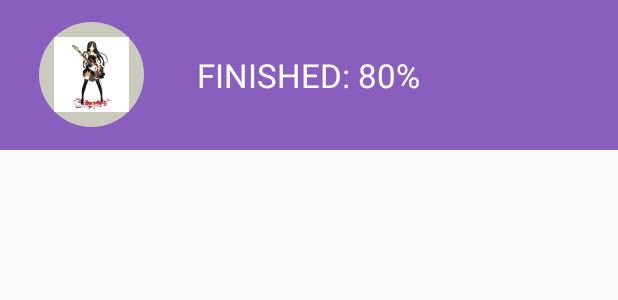
After one commit to auv1107/SctDroid, an Android app: the layout listview_summary_item.xml on its own in the app's theme, with its tools: preview values and no code run, on a phone screen of 412 x 824 dp. The commit adds this screen. Shown: the top 300 px of the screen. Run offline under Robolectric (Android 15) with nearby library versions, the phone set to English and light mode, and no system bars.

Commit message:
Add new files.
Layout files.
Class files.

Signed-off-by: lixindong <antiless@163.com>

```diff
--- /dev/null
+++ b/app/src/main/res/drawable/circle.xml
@@ -0,0 +1,6 @@
+<?xml version="1.0" encoding="utf-8"?>
+<shape
+    xmlns:android="http://schemas.android.com/apk/res/android"
+    android:shape="oval">
+    <solid android:color="#cbcbbd"></solid>
+</shape>
--- a/app/src/main/res/layout/fragment_tolearnlist.xml
+++ b/app/src/main/res/layout/fragment_tolearnlist.xml
@@ -7,7 +7,7 @@
 
     <FrameLayout
         android:layout_width="match_parent"
-        android:layout_height="50dp"
+        android:layout_height="@dimen/actionbar_height"
         android:alpha="0.9"
         android:background="#ff7212">
 
@@ -71,4 +71,8 @@
 
     </FrameLayout>
 
+    <android.support.v4.view.ViewPager xmlns:android="http://schemas.android.com/apk/res/android"
+        android:id="@+id/vp_pager"
+        android:layout_width="match_parent"
+        android:layout_height="match_parent" />
 </LinearLayout>
--- /dev/null
+++ b/app/src/main/res/layout/listview_summary_item.xml
@@ -0,0 +1,31 @@
+<?xml version="1.0" encoding="utf-8"?>
+<RelativeLayout xmlns:android="http://schemas.android.com/apk/res/android"
+    xmlns:tools="http://schemas.android.com/tools"
+    android:layout_width="match_parent"
+    android:layout_height="100dp"
+    android:background="@color/purple">
+
+
+    <ImageView
+        android:id="@+id/iv_avatar"
+        android:layout_width="70dp"
+        android:layout_height="70dp"
+        android:layout_alignParentLeft="true"
+        android:layout_alignParentStart="true"
+        android:layout_centerVertical="true"
+        android:layout_marginLeft="26dp"
+        android:layout_marginStart="26dp"
+        android:background="@drawable/circle"
+        android:padding="10dp"
+        android:src="@drawable/guita" />
+
+    <TextView
+        android:id="@+id/tv_process"
+        android:layout_width="wrap_content"
+        android:layout_height="wrap_content"
+        android:layout_centerHorizontal="true"
+        android:layout_centerVertical="true"
+        android:textAppearance="?android:attr/textAppearanceLarge"
+        android:textColor="@color/white"
+        tools:text="FINISHED: 80%" />
+</RelativeLayout>
--- a/app/src/main/res/values/colors.xml
+++ b/app/src/main/res/values/colors.xml
@@ -5,4 +5,5 @@
     <color name="white">#ffffff</color>
     <color name="black">#000000</color>
     <color name="blue">#ff14445a</color>
+    <color name="purple">#895ebf</color>
 </resources>
--- a/app/src/main/res/values/dimens.xml
+++ b/app/src/main/res/values/dimens.xml
@@ -21,6 +21,8 @@
     <dimen name="padding_xlarge">25dp</dimen>
     <dimen name="padding_xxlarge">30dp</dimen>
 
+    <dimen name="actionbar_height">50dp</dimen>
+
     <dimen name="corner_radius_oval">16dp</dimen>
     <dimen name="height_profile_picture_with_toolbar">320dp</dimen>
     <dimen name="margin_top_button_message">290dp</dimen>
```
Also changed, not shown: app/src/main/java/com/sctdroid/reader/MainActivity.java (+7 -25 lines), app/src/main/java/com/sctdroid/reader/TItem.java (added, +9 -0 lines), app/src/main/java/com/sctdroid/reader/Task.java (added, +12 -0 lines), app/src/main/java/com/sctdroid/reader/fragments/NewtaskFragments.java (added, +15 -0 lines), app/src/main/java/com/sctdroid/reader/fragments/TaskFragment.java (added, +67 -0 lines), app/src/main/res/drawable/divider.xml (+9 -3 lines), app/src/main/res/layout/activity_main.xml (+9 -9 lines), app/src/main/res/layout/layout_summary.xml (added, +7 -0 lines), app/src/main/res/drawable-xxhdpi/guita.jpg.
